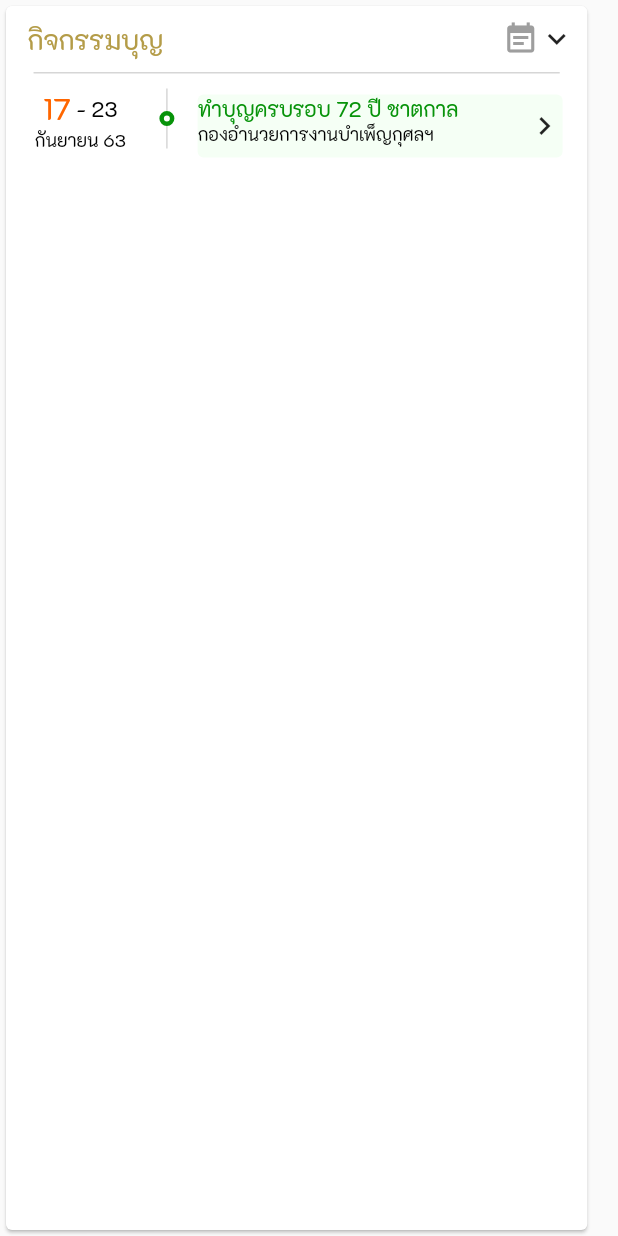
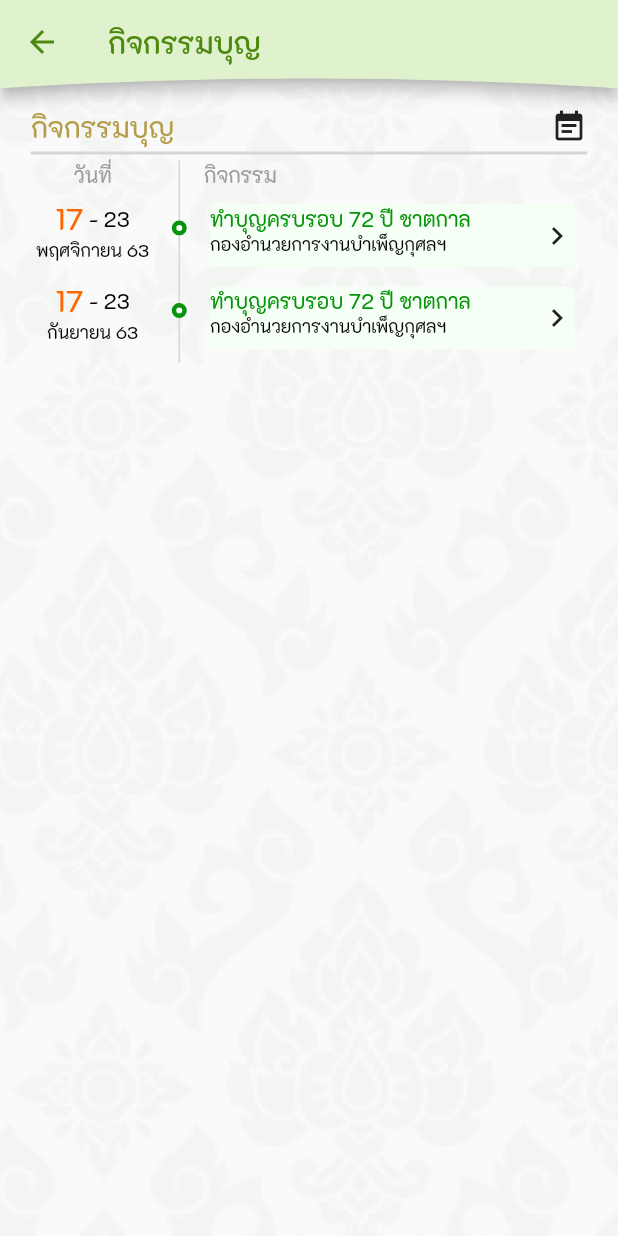
Before and after one commit to soponcv/amphawan_flutter1, a Flutter app: what activityDhamma() shows on an empty page, opened directly, after a tap on the "event note" icon, on a phone screen of 412 x 824 dp. Run offline on Flutter 3.47's test engine with Material 2 defaults, Android fonts, the phone set to English and light mode, and no system bars; our stand-ins replace carousel_slider; missing offline and left inert: flutter_facebook_login, flutter_line_sdk, marquee_flutter.

Commit message:
zan 100863 1826

```diff
--- /dev/null
+++ b/lib/frontpage/activity.dart
@@ -0,0 +1,385 @@
+import 'package:amphawan/frontpage/dhamma/dhammaOne.dart';
+import 'package:amphawan/frontpage/dhamma/dhammaThree.dart';
+import 'package:amphawan/frontpage/dhamma/dhammaTwo.dart';
+import 'package:amphawan/styles/app_bar.dart';
+import 'package:amphawan/styles/font_style.dart';
+import 'package:amphawan/styles/text_frontpage.dart';
+import 'package:amphawan/styles/text_style.dart';
+import 'package:flutter/material.dart';
+
+class ActivityPage extends StatefulWidget {
+  @override
+  _ActivityPageState createState() => _ActivityPageState();
+}
+
+class _ActivityPageState extends State<ActivityPage> {
+  @override
+  Widget build(BuildContext context) {
+    return Scaffold(
+      appBar: AppBar(
+        title: Text(
+          'กิจกรรมบุญ',
+          style: TextStyles().titleBar,
+        ),
+        shape: CustomShapeBorder(),
+        backgroundColor: Color(0xFFDFF1CD),
+        iconTheme: IconThemeData(
+          color: Color(0xFF4D890E), //change your color here
+        ),
+      ),
+      body: Container(
+        width: MediaQuery.of(context).size.width,
+        height: MediaQuery.of(context).size.height,
+        decoration: BoxDecoration(
+          image: DecorationImage(
+              image: AssetImage('assets/images/bg/bg.png'), fit: BoxFit.cover),
+        ),
+        child: SingleChildScrollView(
+          child: Column(
+            children: <Widget>[
+              Padding(padding: EdgeInsets.all(8)),
+              Container(
+                width: MediaQuery.of(context).size.width * 0.9,
+                child: Row(
+                  mainAxisAlignment: MainAxisAlignment.spaceBetween,
+                  children: [
+                    Text(
+                      'กิจกรรมบุญ',
+                      style: TextFrontpage().txtBigHead,
+                    ),
+                    Icon(Icons.event_note)
+                  ],
+                ),
+              ),
+              Padding(padding: EdgeInsets.all(2)),
+              Padding(
+                padding: EdgeInsets.symmetric(horizontal: 15.0),
+                child: Container(
+                  height: 2.0,
+                  width: MediaQuery.of(context).size.width * 0.9,
+                  color: Colors.grey[350],
+                ),
+              ),
+              Padding(padding: EdgeInsets.all(2)),
+              Container(
+                width: MediaQuery.of(context).size.width * 0.9,
+                child: Column(
+                  children: [
+                    Row(
+                      mainAxisAlignment: MainAxisAlignment.start,
+                      crossAxisAlignment: CrossAxisAlignment.start,
+                      mainAxisSize: MainAxisSize.max,
+                      children: <Widget>[
+                        Container(
+                          child: Row(
+                            crossAxisAlignment: CrossAxisAlignment.center,
+                            mainAxisAlignment: MainAxisAlignment.center,
+                            children: <Widget>[
+                              SizedBox(
+                                child: Container(
+                                  width:
+                                      MediaQuery.of(context).size.width * 0.2,
+                                  child: Column(
+                                    children: [
+                                      Row(
+                                        crossAxisAlignment:
+                                            CrossAxisAlignment.center,
+                                        mainAxisAlignment:
+                                            MainAxisAlignment.center,
+                                        children: [
+                                          Text(
+                                            'วันที่',
+                                            style: TextStyle(
+                                                fontFamily:
+                                                    FontStyles().fontFamily,
+                                                fontSize: 14,
+                                                color: Colors.grey),
+                                          )
+                                        ],
+                                      ),
+                                    ],
+                                  ),
+                                ),
+                              ),
+                            ],
+                          ),
+                        ),
+                        Padding(padding: EdgeInsets.all(3)),
+                        Container(
+                          child: Column(
+                            children: [
+                              Padding(
+                                padding: EdgeInsets.symmetric(horizontal: 10.0),
+                                child: Container(
+                                  width: 1.0,
+                                  height: 25,
+                                  color: Colors.grey[350],
+                                ),
+                              ),
+                            ],
+                          ),
+                        ),
+                        Padding(padding: EdgeInsets.all(3)),
+                        Text(
+                          'กิจกรรม',
+                          style: TextStyle(
+                              fontFamily: FontStyles().fontFamily,
+                              fontSize: 14,
+                              color: Colors.grey),
+                        )
+                      ],
+                    ),
+                    Row(
+                      mainAxisAlignment: MainAxisAlignment.start,
+                      crossAxisAlignment: CrossAxisAlignment.start,
+                      mainAxisSize: MainAxisSize.max,
+                      children: <Widget>[
+                        Container(
+                          child: Row(
+                            crossAxisAlignment: CrossAxisAlignment.center,
+                            mainAxisAlignment: MainAxisAlignment.center,
+                            children: <Widget>[
+                              SizedBox(
+                                child: Container(
+                                  width:
+                                      MediaQuery.of(context).size.width * 0.2,
+                                  child: Column(
+                                    children: [
+                                      Row(
+                                        crossAxisAlignment:
+                                            CrossAxisAlignment.center,
+                                        mainAxisAlignment:
+                                            MainAxisAlignment.center,
+                                        children: [
+                                          Text(
+                                            '17',
+                                            style: TextFrontpage().txtDateStart,
+                                          ),
+                                          Text(
+                                            ' - 23',
+                                            style: TextFrontpage().txtDateEnd,
+                                          )
+                                        ],
+                                      ),
+                                      Row(
+                                        crossAxisAlignment:
+                                            CrossAxisAlignment.center,
+                                        mainAxisAlignment:
+                                            MainAxisAlignment.center,
+                                        children: [
+                                          Text(
+                                            'พฤศจิกายน 63',
+                                            style: TextFrontpage().txtDateMonth,
+                                          )
+                                        ],
+                                      )
+                                    ],
+                                  ),
+                                ),
+                              ),
+                            ],
+                          ),
+                        ),
+                        Padding(padding: EdgeInsets.all(3)),
+                        Container(
+                          child: Column(
+                            children: [
+                              Padding(
+                                padding: EdgeInsets.symmetric(horizontal: 10.0),
+                                child: Container(
+                                  width: 1.0,
+                                  height: 15,
+                                  color: Colors.grey[350],
+                                ),
+                              ),
+                              SizedBox(
+                                child: Container(
+                                  height: 10.0,
+                                  width: 10.0,
+                                  decoration: new BoxDecoration(
+                                    color: Colors.white,
+                                    shape: BoxShape.circle,
+                                    border: Border.all(
+                                      color: Color(0xFF07930A),
+                                      width: 3,
+                                    ),
+                                  ),
+                                ),
+                              ),
+                              Padding(
+                                padding: EdgeInsets.symmetric(horizontal: 10.0),
+                                child: Container(
+                                  width: 1.0,
+                                  height: 30,
+                                  color: Colors.grey[350],
+                                ),
+                              ),
+                            ],
+                          ),
+                        ),
+                        Padding(padding: EdgeInsets.all(3)),
+                        InkWell(
+                          onTap: () {},
+                          child: Container(
+                            width: MediaQuery.of(context).size.width * 0.61,
+                            height: 50,
+                            child: Card(
+                                elevation: 0.0,
+                                color: Color(0xFFF5FFF5),
+                                child: Row(
+                                  mainAxisAlignment:
+                                      MainAxisAlignment.spaceBetween,
+                                  children: [
+                                    Column(
+                                      crossAxisAlignment:
+                                          CrossAxisAlignment.start,
+                                      children: [
+                                        Text(
+                                          'ทำบุญครบรอบ 72 ปี ชาตกาล',
+                                          style: TextFrontpage().txtTopic,
+                                        ),
+                                        Text(
+                                          'กองอำนวยการงานบำเพ็ญกุศลฯ',
+                                          style: TextFrontpage().txtDetail,
+                                        )
+                                      ],
+                                    ),
+                                    Icon(Icons.chevron_right),
+                                  ],
+                                )),
+                          ),
+                        ),
+                      ],
+                    ),
+                    Row(
+                      mainAxisAlignment: MainAxisAlignment.start,
+                      crossAxisAlignment: CrossAxisAlignment.start,
+                      mainAxisSize: MainAxisSize.max,
+                      children: <Widget>[
+                        Container(
+                          child: Row(
+                            crossAxisAlignment: CrossAxisAlignment.center,
+                            mainAxisAlignment: MainAxisAlignment.center,
+                            children: <Widget>[
+                              SizedBox(
+                                child: Container(
+                                  width:
+                                      MediaQuery.of(context).size.width * 0.2,
+                                  child: Column(
+                                    children: [
+                                      Row(
+                                        crossAxisAlignment:
+                                            CrossAxisAlignment.center,
+                                        mainAxisAlignment:
+                                            MainAxisAlignment.center,
+                                        children: [
+                                          Text(
+                                            '17',
+                                            style: TextFrontpage().txtDateStart,
+                                          ),
+                                          Text(
+                                            ' - 23',
+                                            style: TextFrontpage().txtDateEnd,
+                                          )
+                                        ],
+                                      ),
+                                      Row(
+                                        crossAxisAlignment:
+                                            CrossAxisAlignment.center,
+                                        mainAxisAlignment:
+                                            MainAxisAlignment.center,
+                                        children: [
+                                          Text(
+                                            'กันยายน 63',
+                                            style: TextFrontpage().txtDateMonth,
+                                          )
+                                        ],
+                                      )
+                                    ],
+                                  ),
+                                ),
+                              ),
+                            ],
+                          ),
+                        ),
+                        Padding(padding: EdgeInsets.all(3)),
+                        Container(
+                          child: Column(
+                            children: [
+                              Padding(
+                                padding: EdgeInsets.symmetric(horizontal: 10.0),
+                                child: Container(
+                                  width: 1.0,
+                                  height: 15,
+                                  color: Colors.grey[350],
+                                ),
+                              ),
+                              SizedBox(
+                                child: Container(
+                                  height: 10.0,
+                                  width: 10.0,
+                                  decoration: new BoxDecoration(
+                                    color: Colors.white,
+                                    shape: BoxShape.circle,
+                                    border: Border.all(
+                                      color: Color(0xFF07930A),
+                                      width: 3,
+                                    ),
+                                  ),
+                                ),
+                              ),
+                              Padding(
+                                padding: EdgeInsets.symmetric(horizontal: 10.0),
+                                child: Container(
+                                  width: 1.0,
+                                  height: 30,
+                                  color: Colors.grey[350],
+                                ),
+                              ),
+                            ],
+                          ),
+                        ),
+                        Padding(padding: EdgeInsets.all(3)),
+                        InkWell(
+                          onTap: () {},
+                          child: Container(
+                            width: MediaQuery.of(context).size.width * 0.61,
+                            height: 50,
+                            child: Card(
+                                elevation: 0.0,
+                                color: Color(0xFFF5FFF5),
+                                child: Row(
+                                  mainAxisAlignment:
+                                      MainAxisAlignment.spaceBetween,
+                                  children: [
+                                    Column(
+                                      crossAxisAlignment:
+                                          CrossAxisAlignment.start,
+                                      children: [
+                                        Text(
+                                          'ทำบุญครบรอบ 72 ปี ชาตกาล',
+                                          style: TextFrontpage().txtTopic,
+                                        ),
+                                        Text(
+                                          'กองอำนวยการงานบำเพ็ญกุศลฯ',
+                                          style: TextFrontpage().txtDetail,
+                                        )
+                                      ],
+                                    ),
+                                    Icon(Icons.chevron_right),
+                                  ],
+                                )),
+                          ),
+                        ),
+                      ],
+                    ),
+                  ],
+                ),
+              )
+            ],
+          ),
+        ),
+      ),
+    );
+  }
+}
--- a/lib/frontpage/home/activity.dart
+++ b/lib/frontpage/home/activity.dart
@@ -1,3 +1,4 @@
+import 'package:amphawan/frontpage/activity.dart';
 import 'package:amphawan/styles/font_style.dart';
 import 'package:amphawan/styles/text_dhamma.dart';
 import 'package:amphawan/styles/text_frontpage.dart';
@@ -30,7 +31,13 @@ Widget activityDhamma(context) {
                       ),
                     ),
                     InkWell(
-                      onTap: () {},
+                      onTap: () {
+                        Navigator.push(
+                          context,
+                          MaterialPageRoute(
+                              builder: (context) => ActivityPage()),
+                        );
+                      },
                       child: Row(
                         crossAxisAlignment: CrossAxisAlignment.center,
                         children: [
@@ -63,7 +70,6 @@ Widget activityDhamma(context) {
                         mainAxisSize: MainAxisSize.max,
                         children: <Widget>[
                           Container(
-                            height: 70,
                             child: Row(
                               crossAxisAlignment: CrossAxisAlignment.center,
                               mainAxisAlignment: MainAxisAlignment.center,
@@ -98,7 +104,7 @@ Widget activityDhamma(context) {
                                               MainAxisAlignment.center,
                                           children: [
                                             Text(
-                                              'กันยายน 63',
+                                              'พฤศจิกายน 63',
                                               style:
                                                   TextFrontpage().txtDateMonth,
                                             )
--- a/lib/frontpage/main.dart
+++ b/lib/frontpage/main.dart
@@ -1,5 +1,7 @@
+import 'package:amphawan/frontpage/activity.dart';
 import 'package:amphawan/frontpage/dhamma.dart';
 import 'package:amphawan/frontpage/home.dart';
+import 'package:amphawan/frontpage/media.dart';
 import 'package:amphawan/frontpage/menu.dart';
 import 'package:amphawan/styles/font_style.dart';
 import 'package:flutter/material.dart';
@@ -17,9 +19,9 @@ class _frontpageState extends State<frontpage> {
   int _selectedIndex = 0;
   final widgetOptions = [
     HomePage(),
-    HomePage(),
+    ActivityPage(),
     DhammaPage(),
-    HomePage(),
+    MediaPage(),
     ListMenu(),
   ];
 
--- a/lib/styles/text_frontpage.dart
+++ b/lib/styles/text_frontpage.dart
@@ -42,4 +42,10 @@ class TextFrontpage {
       fontFamily: FontStyles().fontFamily,
       color: Color(0xFFBE6C4E),
       fontSize: 14);
+
+  // *-*-*-
+  TextStyle txtBigHead = TextStyle(
+      fontFamily: FontStyles().fontFamily,
+      color: Color(0xFFB49C48),
+      fontSize: 19);
 }
--- a/pubspec.yaml
+++ b/pubspec.yaml
@@ -79,6 +79,8 @@ flutter:
     - assets/images/tst/tst_banner.png
     - assets/images/tst/tst_2.png
     - assets/images/tst/tst_3.png
+    - assets/images/tst/tst_4.png
+    - assets/images/tst/tst_5.png
 
   #  - images/a_dot_ham.jpeg
   # An image asset can refer to one or more resolution-specific "variants", see
```
Also changed, not shown: lib/frontpage/home.dart (+20 -3 lines), lib/frontpage/media.dart (added, +150 -0 lines), assets/images/tst/tst_4.png (added), assets/images/tst/tst_5.png (added).
